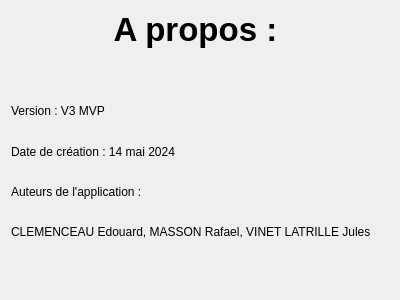
Old version of the form v4MVP_CLEMENCEAU_MASSON_VINET_TP4/code/apropos.ui in the repository jvlatrille/LecteurDiaporama.
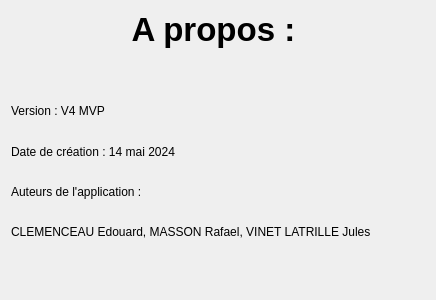
New version of the form.

Diff of the .ui file:
```diff
--- a/v4MVP_CLEMENCEAU_MASSON_VINET_TP4/code/apropos.ui
+++ b/v4MVP_CLEMENCEAU_MASSON_VINET_TP4/code/apropos.ui
@@ -6,7 +6,7 @@
    <rect>
     <x>0</x>
     <y>0</y>
-    <width>400</width>
+    <width>436</width>
     <height>300</height>
    </rect>
   </property>
@@ -51,7 +51,7 @@
      <item>
       <widget class="QLabel" name="label_2">
        <property name="text">
-        <string>Version : V3 MVP</string>
+        <string>Version : V4 MVP</string>
        </property>
       </widget>
      </item>
```
